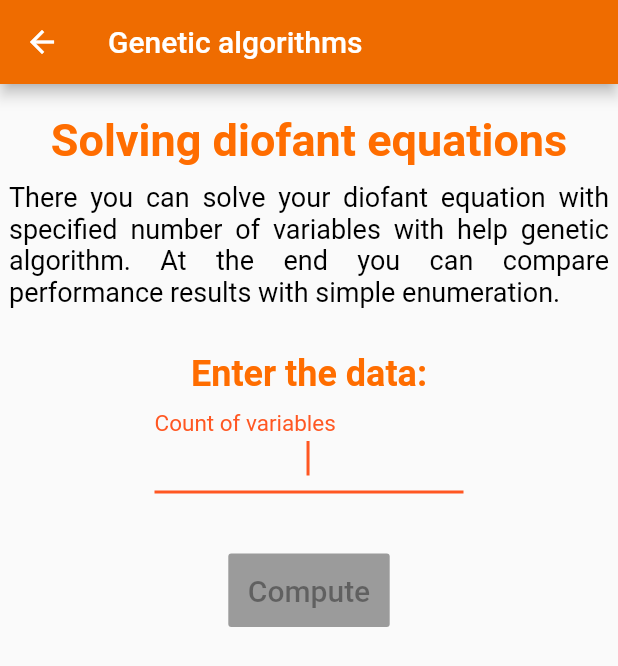
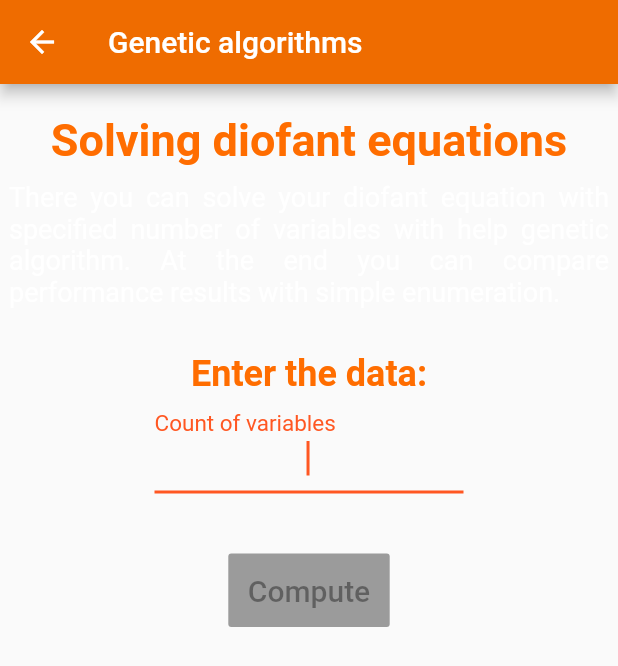
Before and after one commit to v-lad/flutter-factorization-app, a Flutter app: the GenAlgPage screen opened by its route, on a phone screen of 412 x 824 dp. Shown: the top 666 px of the screen. Run offline on Flutter 3.47's test engine with Material 2 defaults, Android fonts, the phone set to English and light mode, and no system bars; our stand-ins replace charts_flutter, google_sign_in; missing offline and left inert: googleapis.

Commit message:
Add new styles

```diff
--- a/lib/styles.dart
+++ b/lib/styles.dart
@@ -4,11 +4,11 @@ import 'package:flutter/material.dart';
 @immutable
 class Styles {
 
-  static final inputTextStyle = TextStyle(fontSize: 20, color: Colors.black);
+  static final inputTextStyle = TextStyle(fontSize: 20, color: Colors.white);
 
   static final flatButtonStyle = TextStyle(
     fontSize: 20.0,
-    color: Colors.black,
+    color: Colors.white,
     fontStyle: FontStyle.normal,
   );
 
@@ -26,11 +26,26 @@ class Styles {
 
   static final infoTextStyle = TextStyle(
     fontSize: 18,
-    color: Colors.black,
+    color: Colors.white,
+  );
+
+  static final helperTextStyle = TextStyle(
+    fontSize: 13,
+    color: Color(0xff888888),
+  );
+
+  static final hintTextStyle = TextStyle(
+    fontSize: 18,
+    color: Color(0xff888888),
+  );
+
+  static final labelTextStyle = TextStyle(
+    color: Color(0xff888888),
   );
 
   static final resultBoldTextStyle = TextStyle(
+    fontSize: 20.0,
+    color: Colors.white,
     fontWeight: FontWeight.bold,
-    fontSize: 20.0,
   );
 }
```
